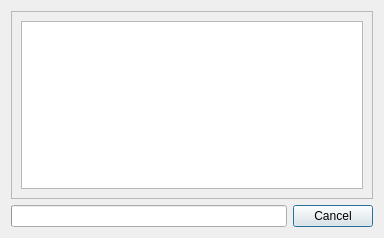
Qt form ui/exportprogress.ui (gideros/gideros) before a commit.
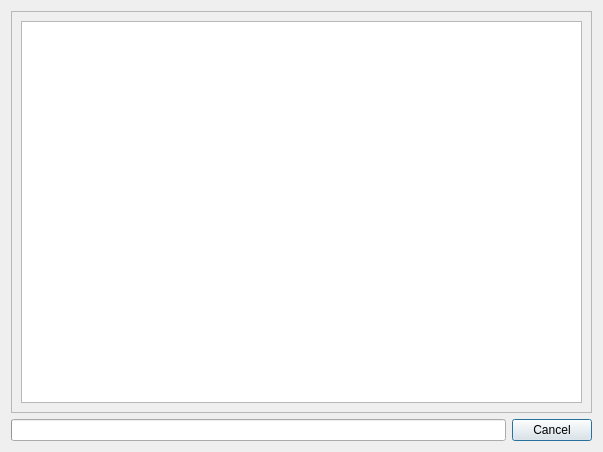
The same form after that commit.

What changed in the file:
```diff
--- a/ui/exportprogress.ui
+++ b/ui/exportprogress.ui
@@ -6,8 +6,8 @@
    <rect>
     <x>0</x>
     <y>0</y>
-    <width>384</width>
-    <height>238</height>
+    <width>603</width>
+    <height>452</height>
    </rect>
   </property>
   <property name="windowTitle">
@@ -24,8 +24,8 @@
        <rect>
         <x>0</x>
         <y>0</y>
-        <width>364</width>
-        <height>187</height>
+        <width>583</width>
+        <height>401</height>
        </rect>
       </property>
       <layout class="QVBoxLayout" name="verticalLayout">
```
